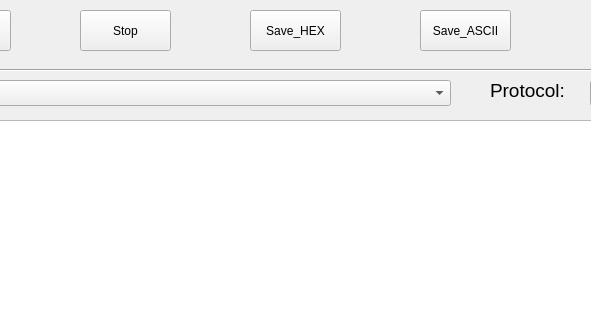
Above: arp_reciever/mainwindow.ui from thinkerleolee/simple-packet-analyzer before the change; both pictures show x 200 to 791 and y 0 to 320 of the 1093 by 681 pixel window. Below: the same form after it.
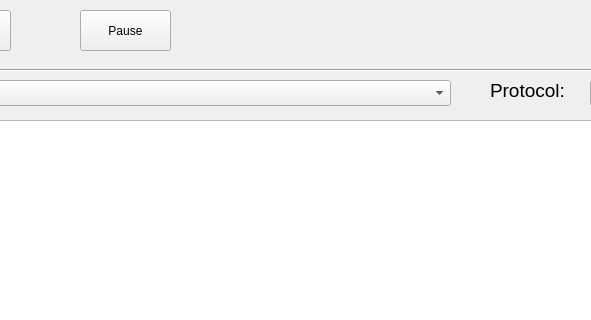
That is the form after the change.

Diff of the .ui file:
```diff
--- a/arp_reciever/mainwindow.ui
+++ b/arp_reciever/mainwindow.ui
@@ -128,33 +128,7 @@
      </rect>
     </property>
     <property name="text">
-     <string>Stop</string>
-    </property>
-   </widget>
-   <widget class="QPushButton" name="pushButton_save_hex">
-    <property name="geometry">
-     <rect>
-      <x>450</x>
-      <y>10</y>
-      <width>91</width>
-      <height>41</height>
-     </rect>
-    </property>
-    <property name="text">
-     <string>Save_HEX</string>
-    </property>
-   </widget>
-   <widget class="QPushButton" name="pushButton_save_ascii">
-    <property name="geometry">
-     <rect>
-      <x>620</x>
-      <y>10</y>
-      <width>91</width>
-      <height>41</height>
-     </rect>
-    </property>
-    <property name="text">
-     <string>Save_ASCII</string>
+     <string>Pause</string>
     </property>
    </widget>
    <widget class="Line" name="line">
```
